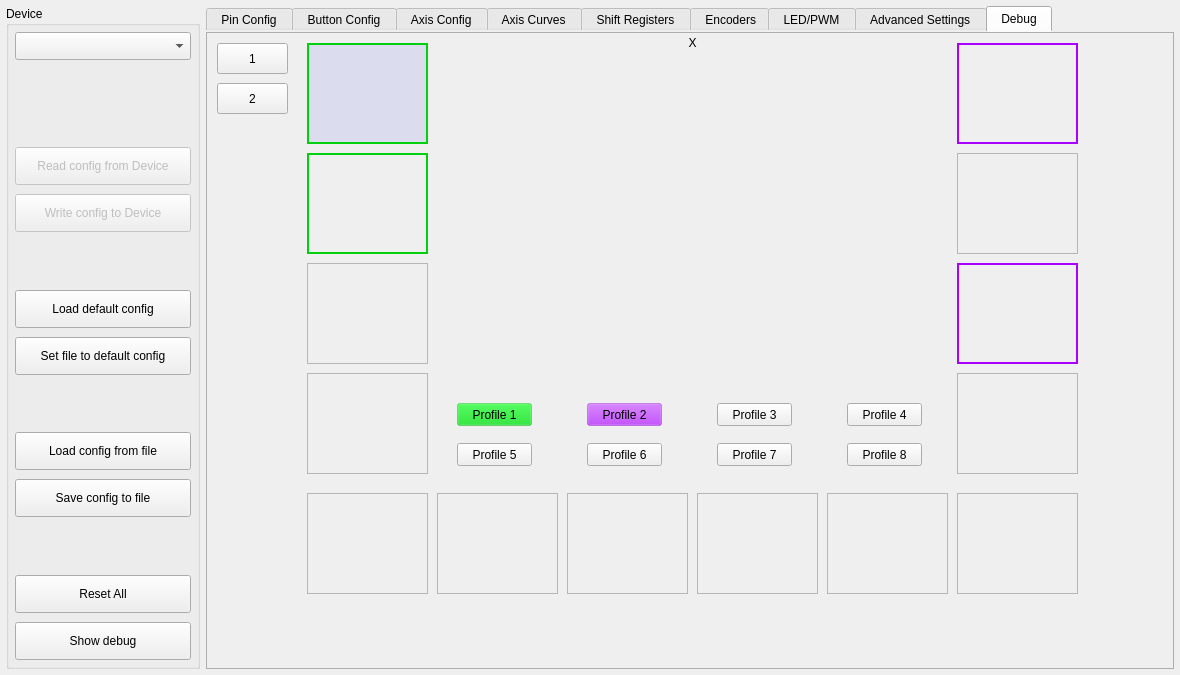
Old version of the form src/mainwindow.ui in the repository FreeJoy-Team/FreeJoyConfiguratorQt.
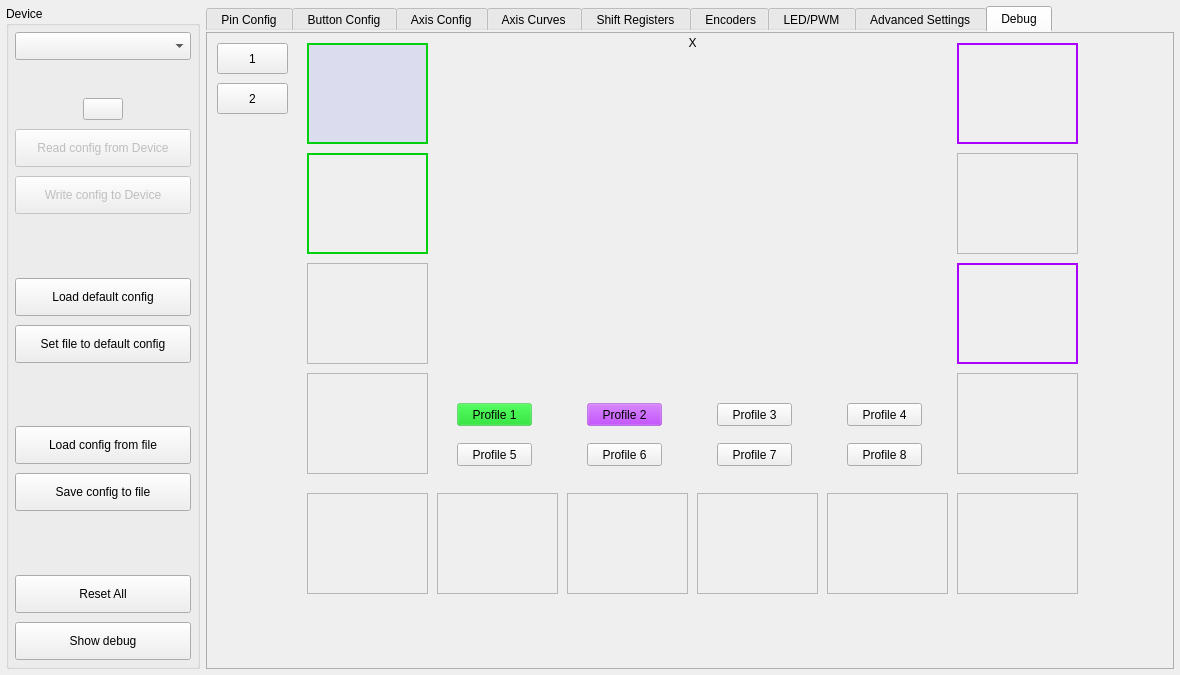
New version of the form. The open tabs and pages were chosen to show the change. Icons and pictures are not drawn. Custom widgets are drawn as their Qt base class.

Commit message: added new wiki button

The edit to the form file:
```diff
--- a/src/mainwindow.ui
+++ b/src/mainwindow.ui
@@ -55,7 +55,7 @@
 }</string>
       </property>
       <property name="currentIndex">
-       <number>0</number>
+       <number>8</number>
       </property>
       <property name="movable">
        <bool>true</bool>
@@ -590,7 +590,7 @@
          </rect>
         </property>
         <property name="text">
-         <string notr="true">2</string>
+         <string>2</string>
         </property>
        </widget>
       </widget>
@@ -607,7 +607,7 @@
       <property name="title">
        <string>Device</string>
       </property>
-      <layout class="QGridLayout" name="gridLayout_7" rowstretch="0,0,0,0,0,0,0,0,0,0,0,0,0,0,0">
+      <layout class="QGridLayout" name="gridLayout_7" rowstretch="0,0,0,0,0,0,0,0,0,0,0,0,0,0,0" columnstretch="0,0,0">
        <property name="leftMargin">
         <number>6</number>
        </property>
@@ -620,35 +620,12 @@
        <property name="bottomMargin">
         <number>6</number>
        </property>
+       <property name="horizontalSpacing">
+        <number>6</number>
+       </property>
        <property name="verticalSpacing">
         <number>9</number>
        </property>
-       <item row="12" column="2">
-        <spacer name="verticalSpacer_2">
-         <property name="orientation">
-          <enum>Qt::Vertical</enum>
-         </property>
-         <property name="sizeHint" stdset="0">
-          <size>
-           <width>20</width>
-           <height>40</height>
-          </size>
-         </property>
-        </spacer>
-       </item>
-       <item row="0" column="2">
-        <widget class="CenteredCBox" name="comboBox_HidDeviceList">
-         <property name="minimumSize">
-          <size>
-           <width>165</width>
-           <height>26</height>
-          </size>
-         </property>
-         <property name="styleSheet">
-          <string notr="true">height: 22px;</string>
-         </property>
-        </widget>
-       </item>
        <item row="5" column="2">
         <spacer name="verticalSpacer">
          <property name="orientation">
@@ -662,85 +639,6 @@
          </property>
         </spacer>
        </item>
-       <item row="9" column="2">
-        <widget class="QPushButton" name="pushButton_LoadFromFile">
-         <property name="sizePolicy">
-          <sizepolicy hsizetype="Minimum" vsizetype="Preferred">
-           <horstretch>0</horstretch>
-           <verstretch>0</verstretch>
-          </sizepolicy>
-         </property>
-         <property name="minimumSize">
-          <size>
-           <width>165</width>
-           <height>37</height>
-          </size>
-         </property>
-         <property name="styleSheet">
-          <string notr="true">height: 30px;</string>
-         </property>
-         <property name="text">
-          <string>Load config from file</string>
-         </property>
-        </widget>
-       </item>
-       <item row="2" column="2">
-        <spacer name="verticalSpacer_4">
-         <property name="orientation">
-          <enum>Qt::Vertical</enum>
-         </property>
-         <property name="sizeHint" stdset="0">
-          <size>
-           <width>20</width>
-           <height>40</height>
-          </size>
-         </property>
-        </spacer>
-       </item>
-       <item row="7" column="2">
-        <widget class="QPushButton" name="pushButton_SetDefaultConfig">
-         <property name="sizePolicy">
-          <sizepolicy hsizetype="Minimum" vsizetype="Preferred">
-           <horstretch>0</horstretch>
-           <verstretch>0</verstretch>
-          </sizepolicy>
-         </property>
-         <property name="minimumSize">
-          <size>
-           <width>165</width>
-           <height>37</height>
-          </size>
-         </property>
-         <property name="styleSheet">
-          <string notr="true">height: 30px;</string>
-         </property>
-         <property name="text">
-          <string>Set file to default config</string>
-         </property>
-        </widget>
-       </item>
-       <item row="6" column="2">
-        <widget class="QPushButton" name="pushButton_LoadDefaultConfig">
-         <property name="sizePolicy">
-          <sizepolicy hsizetype="Minimum" vsizetype="Preferred">
-           <horstretch>0</horstretch>
-           <verstretch>0</verstretch>
-          </sizepolicy>
-         </property>
-         <property name="minimumSize">
-          <size>
-           <width>165</width>
-           <height>37</height>
-          </size>
-         </property>
-         <property name="styleSheet">
-          <string notr="true">height: 30px;</string>
-         </property>
-         <property name="text">
-          <string>Load default config</string>
-         </property>
-        </widget>
-       </item>
        <item row="8" column="2">
         <spacer name="verticalSpacer_3">
          <property name="orientation">
@@ -754,29 +652,57 @@
          </property>
         </spacer>
        </item>
-       <item row="13" column="2">
-        <widget class="QPushButton" name="pushButton_ResetAllPins">
-         <property name="sizePolicy">
-          <sizepolicy hsizetype="Minimum" vsizetype="Preferred">
-           <horstretch>0</horstretch>
-           <verstretch>0</verstretch>
-          </sizepolicy>
+       <item row="12" column="2">
+        <spacer name="verticalSpacer_2">
+         <property name="orientation">
+          <enum>Qt::Vertical</enum>
          </property>
-         <property name="minimumSize">
+         <property name="sizeHint" stdset="0">
           <size>
-           <width>165</width>
-           <height>37</height>
+           <width>20</width>
+           <height>40</height>
           </size>
          </property>
+        </spacer>
+       </item>
+       <item row="2" column="1">
+        <widget class="QPushButton" name="pushButton_Wiki">
          <property name="styleSheet">
-          <string notr="true">height: 30px;</string>
+          <string notr="true">
+</string>
          </property>
          <property name="text">
-          <string>Reset All</string>
+          <string/>
+         </property>
+         <property name="icon">
+          <iconset resource="resources.qrc">
+           <normaloff>:/Images/ST_wiki.png</normaloff>:/Images/ST_wiki.png</iconset>
+         </property>
+         <property name="iconSize">
+          <size>
+           <width>30</width>
+           <height>30</height>
+          </size>
          </property>
         </widget>
        </item>
-       <item row="3" column="2">
+       <item row="2" column="2">
+        <spacer name="horizontalSpacer">
+         <property name="orientation">
+          <enum>Qt::Horizontal</enum>
+         </property>
+         <property name="sizeType">
+          <enum>QSizePolicy::Expanding</enum>
+         </property>
+         <property name="sizeHint" stdset="0">
+          <size>
+           <width>40</width>
+           <height>20</height>
+          </size>
+         </property>
+        </spacer>
+       </item>
+       <item row="3" column="0" colspan="3">
         <widget class="QPushButton" name="pushButton_ReadConfig">
          <property name="enabled">
           <bool>false</bool>
@@ -801,26 +727,23 @@
          </property>
         </widget>
        </item>
-       <item row="1" column="2">
-        <widget class="QLabel" name="label_DeviceStatus">
-         <property name="minimumSize">
+       <item row="2" column="0">
+        <spacer name="horizontalSpacer_2">
+         <property name="orientation">
+          <enum>Qt::Horizontal</enum>
+         </property>
+         <property name="sizeType">
+          <enum>QSizePolicy::Expanding</enum>
+         </property>
+         <property name="sizeHint" stdset="0">
           <size>
-           <width>0</width>
+           <width>40</width>
            <height>20</height>
           </size>
          </property>
-         <property name="styleSheet">
-          <string notr="true"/>
-         </property>
-         <property name="text">
-          <string/>
-         </property>
-         <property name="alignment">
-          <set>Qt::AlignCenter</set>
-         </property>
-        </widget>
+        </spacer>
        </item>
-       <item row="4" column="2">
+       <item row="4" column="0" colspan="3">
         <widget class="QPushButton" name="pushButton_WriteConfig">
          <property name="enabled">
           <bool>false</bool>
@@ -845,7 +768,73 @@
          </property>
         </widget>
        </item>
-       <item row="11" column="2">
+       <item row="6" column="0" colspan="3">
+        <widget class="QPushButton" name="pushButton_LoadDefaultConfig">
+         <property name="sizePolicy">
+          <sizepolicy hsizetype="Minimum" vsizetype="Preferred">
+           <horstretch>0</horstretch>
+           <verstretch>0</verstretch>
+          </sizepolicy>
+         </property>
+         <property name="minimumSize">
+          <size>
+           <width>165</width>
+           <height>37</height>
+          </size>
+         </property>
+         <property name="styleSheet">
+          <string notr="true">height: 30px;</string>
+         </property>
+         <property name="text">
+          <string>Load default config</string>
+         </property>
+        </widget>
+       </item>
+       <item row="7" column="0" colspan="3">
+        <widget class="QPushButton" name="pushButton_SetDefaultConfig">
+         <property name="sizePolicy">
+          <sizepolicy hsizetype="Minimum" vsizetype="Preferred">
+           <horstretch>0</horstretch>
+           <verstretch>0</verstretch>
+          </sizepolicy>
+         </property>
+         <property name="minimumSize">
+          <size>
+           <width>165</width>
+           <height>37</height>
+          </size>
+         </property>
+         <property name="styleSheet">
+          <string notr="true">height: 30px;</string>
+         </property>
+         <property name="text">
+          <string>Set file to default config</string>
+         </property>
+        </widget>
+       </item>
+       <item row="9" column="0" colspan="3">
+        <widget class="QPushButton" name="pushButton_LoadFromFile">
+         <property name="sizePolicy">
+          <sizepolicy hsizetype="Minimum" vsizetype="Preferred">
+           <horstretch>0</horstretch>
+           <verstretch>0</verstretch>
+          </sizepolicy>
+         </property>
+         <property name="minimumSize">
+          <size>
+           <width>165</width>
+           <height>37</height>
+          </size>
+         </property>
+         <property name="styleSheet">
+          <string notr="true">height: 30px;</string>
+         </property>
+         <property name="text">
+          <string>Load config from file</string>
+         </property>
+        </widget>
+       </item>
+       <item row="11" column="0" colspan="3">
         <widget class="QPushButton" name="pushButton_SaveToFile">
          <property name="sizePolicy">
           <sizepolicy hsizetype="Minimum" vsizetype="Preferred">
@@ -867,7 +856,29 @@
          </property>
         </widget>
        </item>
-       <item row="14" column="2">
+       <item row="13" column="0" colspan="3">
+        <widget class="QPushButton" name="pushButton_ResetAllPins">
+         <property name="sizePolicy">
+          <sizepolicy hsizetype="Minimum" vsizetype="Preferred">
+           <horstretch>0</horstretch>
+           <verstretch>0</verstretch>
+          </sizepolicy>
+         </property>
+         <property name="minimumSize">
+          <size>
+           <width>165</width>
+           <height>37</height>
+          </size>
+         </property>
+         <property name="styleSheet">
+          <string notr="true">height: 30px;</string>
+         </property>
+         <property name="text">
+          <string>Reset All</string>
+         </property>
+        </widget>
+       </item>
+       <item row="14" column="0" colspan="3">
         <widget class="QPushButton" name="pushButton_ShowDebug">
          <property name="sizePolicy">
           <sizepolicy hsizetype="Minimum" vsizetype="Preferred">
@@ -889,6 +900,38 @@
          </property>
         </widget>
        </item>
+       <item row="1" column="0" colspan="3">
+        <widget class="QLabel" name="label_DeviceStatus">
+         <property name="minimumSize">
+          <size>
+           <width>0</width>
+           <height>20</height>
+          </size>
+         </property>
+         <property name="styleSheet">
+          <string notr="true"/>
+         </property>
+         <property name="text">
+          <string/>
+         </property>
+         <property name="alignment">
+          <set>Qt::AlignCenter</set>
+         </property>
+        </widget>
+       </item>
+       <item row="0" column="0" colspan="3">
+        <widget class="CenteredCBox" name="comboBox_HidDeviceList">
+         <property name="minimumSize">
+          <size>
+           <width>165</width>
+           <height>26</height>
+          </size>
+         </property>
+         <property name="styleSheet">
+          <string notr="true">height: 22px;</string>
+         </property>
+        </widget>
+       </item>
       </layout>
      </widget>
     </item>
```
Left out of the diff: 4 changed lines with no effect on the pictures. The commit also changes 11 other files.
